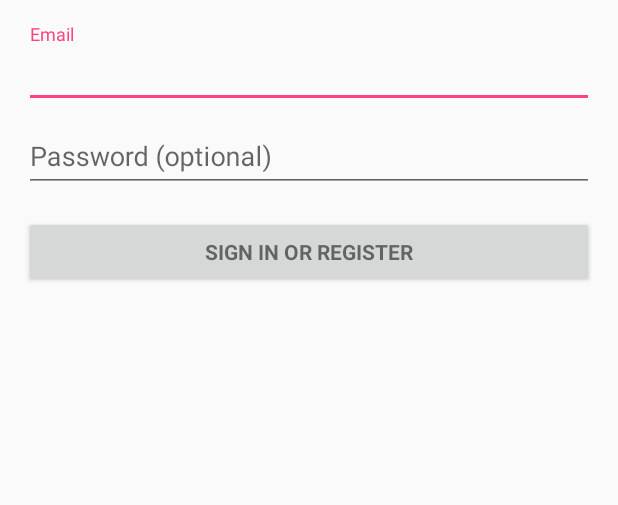
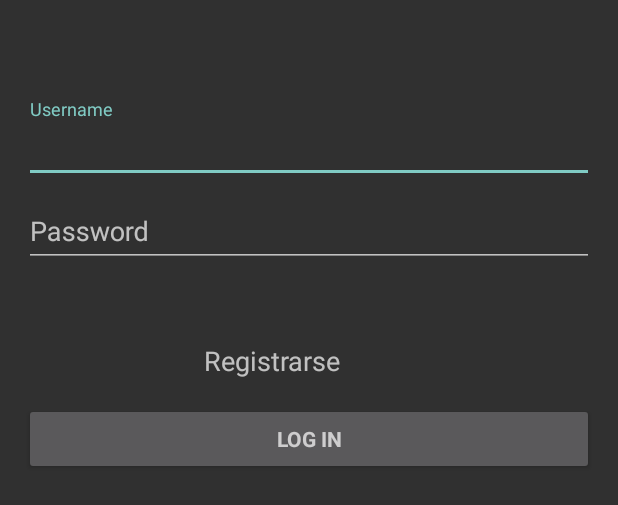
Before and after one commit to Sjgu1/tfg-app, an Android app: the layout activity_login.xml on its own in the app's theme, with its tools: preview values and no code run, on a phone screen of 412 x 824 dp. Shown: the top 505 px of the screen. Run offline under Robolectric (Android 15) with nearby library versions, the phone set to English and light mode, and no system bars.

Commit message:
Disenyo black, login

```diff
--- a/MyApplication/app/build.gradle
+++ b/MyApplication/app/build.gradle
@@ -24,7 +24,9 @@ dependencies {
     androidTestCompile('com.android.support.test.espresso:espresso-core:2.2.2', {
         exclude group: 'com.android.support', module: 'support-annotations'
     })
-    compile 'com.android.support:appcompat-v7:26.+'
+    compile 'com.android.support:appcompat-v7:26.0.0-alpha1'
     compile 'com.android.support:design:26.+'
+    compile 'com.android.support:gridlayout-v7:26.+'
+    compile 'com.android.support.constraint:constraint-layout:1.0.2'
     testCompile 'junit:junit:4.12'
 }
--- a/MyApplication/app/src/main/res/layout/activity_login.xml
+++ b/MyApplication/app/src/main/res/layout/activity_login.xml
@@ -33,14 +33,21 @@
             <android.support.design.widget.TextInputLayout
                 android:layout_width="match_parent"
                 android:layout_height="wrap_content"
+                android:layout_marginTop="50dp"
                 android:orientation="vertical">
 
+                <TableRow
+                    android:layout_width="match_parent"
+                    android:layout_height="match_parent" />
+
                 <AutoCompleteTextView
-                    android:id="@+id/email"
+                    android:id="@+id/Username"
                     android:layout_width="match_parent"
                     android:layout_height="wrap_content"
-                    android:hint="@string/prompt_email"
-                    android:inputType="textEmailAddress"
+                    android:layout_marginTop="100dp"
+                    android:completionHint="Username"
+                    android:hint="@string/username"
+                    android:inputType="text|number"
                     android:maxLines="1"
                     android:singleLine="true" />
 
@@ -54,6 +61,7 @@
                     android:id="@+id/password"
                     android:layout_width="match_parent"
                     android:layout_height="wrap_content"
+                    android:layout_marginTop="20dp"
                     android:hint="@string/prompt_password"
                     android:imeActionId="@+id/login"
                     android:imeActionLabel="@string/action_sign_in_short"
@@ -64,13 +72,24 @@
 
             </android.support.design.widget.TextInputLayout>
 
+            <TextView
+                android:id="@+id/linkRegistro"
+                android:layout_width="match_parent"
+                android:layout_height="wrap_content"
+                android:layout_marginLeft="120dp"
+                android:layout_marginTop="50dp"
+                android:clickable="true"
+                android:text="Registrarse"
+                android:onClick="onClick"
+                android:textAppearance="@android:style/TextAppearance.Material.Medium" />
+
             <Button
                 android:id="@+id/email_sign_in_button"
                 style="?android:textAppearanceSmall"
                 android:layout_width="match_parent"
                 android:layout_height="wrap_content"
                 android:layout_marginTop="16dp"
-                android:text="@string/action_sign_in"
+                android:text="Log in"
                 android:textStyle="bold" />
 
         </LinearLayout>
--- a/MyApplication/app/src/main/res/values/colors.xml
+++ b/MyApplication/app/src/main/res/values/colors.xml
@@ -1,6 +1,6 @@
 <?xml version="1.0" encoding="utf-8"?>
 <resources>
-    <color name="colorPrimary">#3F51B5</color>
-    <color name="colorPrimaryDark">#303F9F</color>
-    <color name="colorAccent">#FF4081</color>
+    <color name="colorPrimary">#010516</color>
+    <color name="colorPrimaryDark">#000000</color>
+    <color name="colorAccent">#ffffff</color>
 </resources>
--- a/MyApplication/app/src/main/res/values/strings.xml
+++ b/MyApplication/app/src/main/res/values/strings.xml
@@ -3,7 +3,7 @@
 
     <!-- Strings related to login -->
     <string name="prompt_email">Email</string>
-    <string name="prompt_password">Password (optional)</string>
+    <string name="prompt_password">Password</string>
     <string name="action_sign_in">Sign in or register</string>
     <string name="action_sign_in_short">Sign in</string>
     <string name="error_invalid_email">La dirección de email es incorrecta</string>
@@ -13,4 +13,5 @@
     <string name="permission_rationale">"Contacts permissions are needed for providing email
         completions."
     </string>
+    <string name="username">"Username"</string>
 </resources>
--- a/MyApplication/app/src/main/res/values/styles.xml
+++ b/MyApplication/app/src/main/res/values/styles.xml
@@ -1,11 +1,9 @@
 <resources>
 
     <!-- Base application theme. -->
-    <style name="AppTheme" parent="Theme.AppCompat.Light.DarkActionBar">
+    <style name="AppTheme" parent="Theme.AppCompat">
         <!-- Customize your theme here. -->
-        <item name="colorPrimary">@color/colorPrimary</item>
-        <item name="colorPrimaryDark">@color/colorPrimaryDark</item>
-        <item name="colorAccent">@color/colorAccent</item>
+
     </style>
 
 </resources>
```
Also changed, not shown: MyApplication/app/src/main/AndroidManifest.xml (+14 -1 lines), MyApplication/app/src/main/java/sergiojuliogu/myapplication/APIrequest.java (deleted, +0 -51 lines), MyApplication/app/src/main/java/sergiojuliogu/myapplication/LoginActivity.java (+35 -89 lines), MyApplication/app/src/main/java/sergiojuliogu/myapplication/RegisterActivity.java (added, +17 -0 lines), MyApplication/app/src/main/java/sergiojuliogu/myapplication/Session.java (added, +19 -0 lines), MyApplication/app/src/main/res/layout/activity_register.xml (added, +75 -0 lines).
